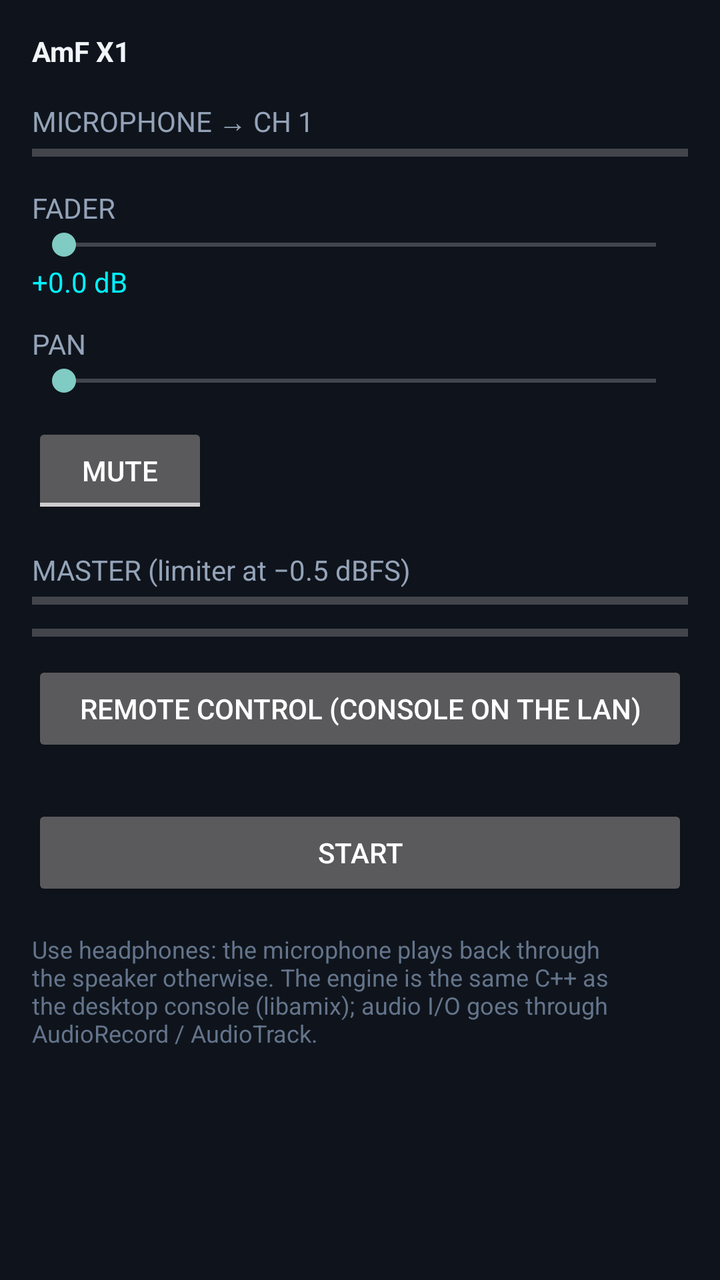
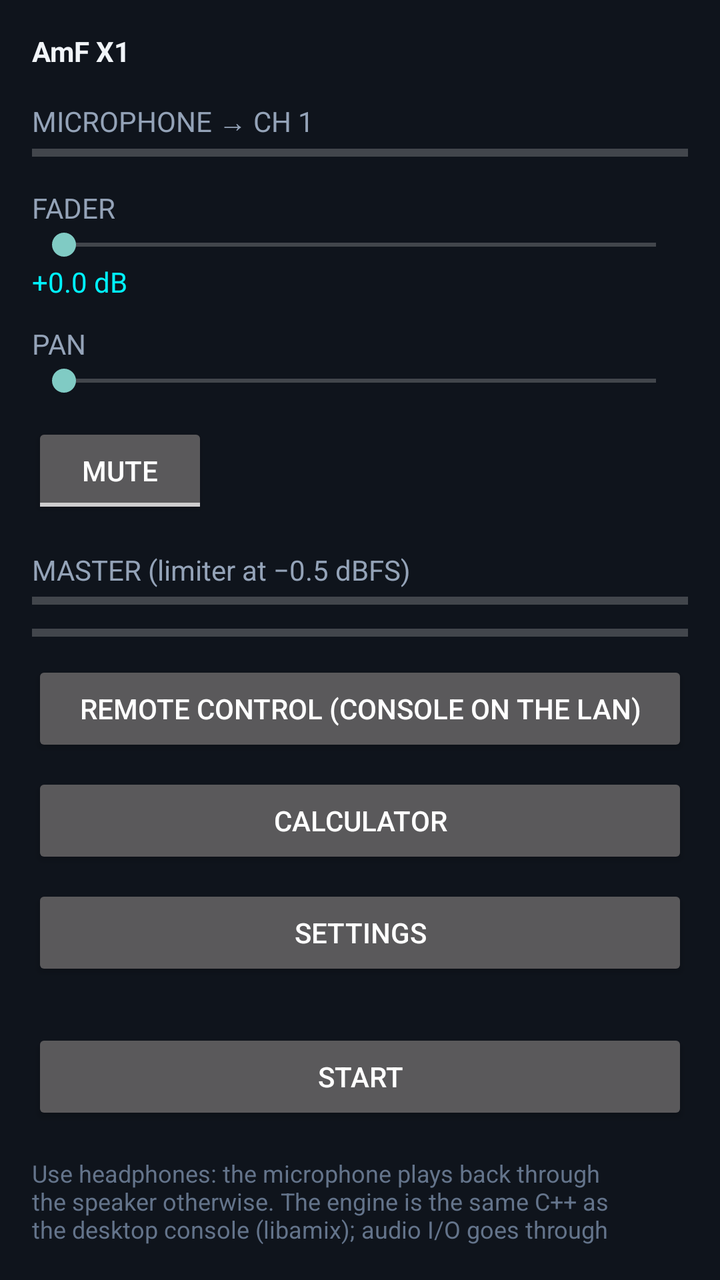

Screens rendered from an Android XML layout before and after an edit, with the pre-edit source and the edit as a unified diff.
<!-- AndroidManifest.xml: application theme Theme.AppCompat.NoActionBar -->
<!-- res/layout/activity_main.xml -->
<?xml version="1.0" encoding="utf-8"?>
<LinearLayout xmlns:android="http://schemas.android.com/apk/res/android"
    android:layout_width="match_parent" android:layout_height="match_parent" android:orientation="vertical" android:padding="16dp" android:background="#0F141C">
    <TextView android:id="@+id/version" android:layout_width="match_parent" android:layout_height="wrap_content" android:textColor="#F1F5F9" android:textStyle="bold" android:text="@string/app_name" />
    <TextView android:layout_width="match_parent" android:layout_height="wrap_content" android:layout_marginTop="16dp" android:textColor="#94A3B8" android:text="@string/mic_in" />
    <ProgressBar android:id="@+id/meterIn" style="?android:attr/progressBarStyleHorizontal" android:layout_width="match_parent" android:layout_height="12dp" android:max="1000" />
    <TextView android:layout_width="match_parent" android:layout_height="wrap_content" android:layout_marginTop="12dp" android:textColor="#94A3B8" android:text="@string/fader" />
    <SeekBar android:id="@+id/fader" android:layout_width="match_parent" android:layout_height="wrap_content" />
    <TextView android:id="@+id/faderDb" android:layout_width="match_parent" android:layout_height="wrap_content" android:textColor="#00F2FF" android:text="+0.0 dB" />
    <TextView android:layout_width="match_parent" android:layout_height="wrap_content" android:layout_marginTop="12dp" android:textColor="#94A3B8" android:text="@string/pan" />
    <SeekBar android:id="@+id/pan" android:layout_width="match_parent" android:layout_height="wrap_content" />
    <ToggleButton android:id="@+id/mute" android:layout_width="wrap_content" android:layout_height="wrap_content" android:layout_marginTop="12dp" android:textOn="@string/mute_on" android:textOff="@string/mute_off" />
    <TextView android:layout_width="match_parent" android:layout_height="wrap_content" android:layout_marginTop="16dp" android:textColor="#94A3B8" android:text="@string/master" />
    <ProgressBar android:id="@+id/meterL" style="?android:attr/progressBarStyleHorizontal" android:layout_width="match_parent" android:layout_height="12dp" android:max="1000" />
    <ProgressBar android:id="@+id/meterR" style="?android:attr/progressBarStyleHorizontal" android:layout_width="match_parent" android:layout_height="12dp" android:layout_marginTop="4dp" android:max="1000" />
    <Button android:id="@+id/remote" android:layout_width="match_parent" android:layout_height="wrap_content" android:layout_marginTop="8dp" android:text="@string/open_remote" />
    <Button android:id="@+id/start" android:layout_width="match_parent" android:layout_height="wrap_content" android:layout_marginTop="24dp" android:text="@string/start" />
    <TextView android:layout_width="match_parent" android:layout_height="wrap_content" android:layout_marginTop="16dp" android:textColor="#64748B" android:textSize="12sp" android:text="@string/note" />
</LinearLayout>
<!-- resources referenced by this layout -->
<resources>
  <string name="app_name">AmF X1</string>
  <string name="fader">FADER</string>
  <string name="master">MASTER (limiter at −0.5 dBFS)</string>
  <string name="mic_in">MICROPHONE → CH 1</string>
  <string name="mute_off">MUTE</string>
  <string name="mute_on">MUTED</string>
  <string name="note">Use headphones: the microphone plays back through the speaker otherwise. The engine is the same C++ as the desktop console (libamix); audio I/O goes through AudioRecord / AudioTrack.</string>
  <string name="open_remote">REMOTE CONTROL (console on the LAN)</string>
  <string name="pan">PAN</string>
  <string name="start">START</string>
</resources>

<!-- the commit's change to res/layout/activity_main.xml (unified diff, before → after) -->
@@ -14,6 +14,8 @@
     <ProgressBar android:id="@+id/meterL" style="?android:attr/progressBarStyleHorizontal" android:layout_width="match_parent" android:layout_height="12dp" android:max="1000" />
     <ProgressBar android:id="@+id/meterR" style="?android:attr/progressBarStyleHorizontal" android:layout_width="match_parent" android:layout_height="12dp" android:layout_marginTop="4dp" android:max="1000" />
     <Button android:id="@+id/remote" android:layout_width="match_parent" android:layout_height="wrap_content" android:layout_marginTop="8dp" android:text="@string/open_remote" />
+    <Button android:id="@+id/calculator" android:layout_width="match_parent" android:layout_height="wrap_content" android:layout_marginTop="8dp" android:text="@string/calculator" />
+    <Button android:id="@+id/settings" android:layout_width="match_parent" android:layout_height="wrap_content" android:layout_marginTop="8dp" android:text="@string/settings" />
     <Button android:id="@+id/start" android:layout_width="match_parent" android:layout_height="wrap_content" android:layout_marginTop="24dp" android:text="@string/start" />
     <TextView android:layout_width="match_parent" android:layout_height="wrap_content" android:layout_marginTop="16dp" android:textColor="#64748B" android:textSize="12sp" android:text="@string/note" />
 </LinearLayout>
<!-- resource entries referenced after the edit -->
@@ -1,6 +1,7 @@
 <!-- resources referenced by this layout -->
 <resources>
   <string name="app_name">AmF X1</string>
+  <string name="calculator">CALCULATOR</string>
   <string name="fader">FADER</string>
   <string name="master">MASTER (limiter at −0.5 dBFS)</string>
   <string name="mic_in">MICROPHONE → CH 1</string>
@@ -9,6 +10,7 @@
   <string name="note">Use headphones: the microphone plays back through the speaker otherwise. The engine is the same C++ as the desktop console (libamix); audio I/O goes through AudioRecord / AudioTrack.</string>
   <string name="open_remote">REMOTE CONTROL (console on the LAN)</string>
   <string name="pan">PAN</string>
+  <string name="settings">SETTINGS</string>
   <string name="start">START</string>
 </resources>
 
